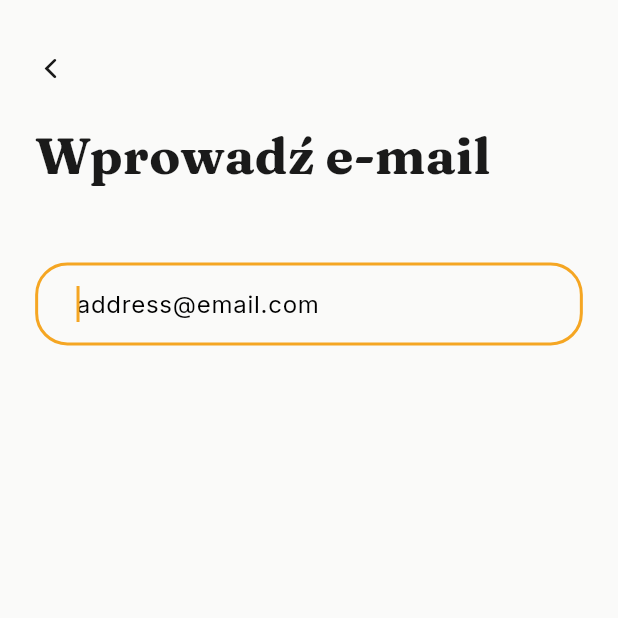
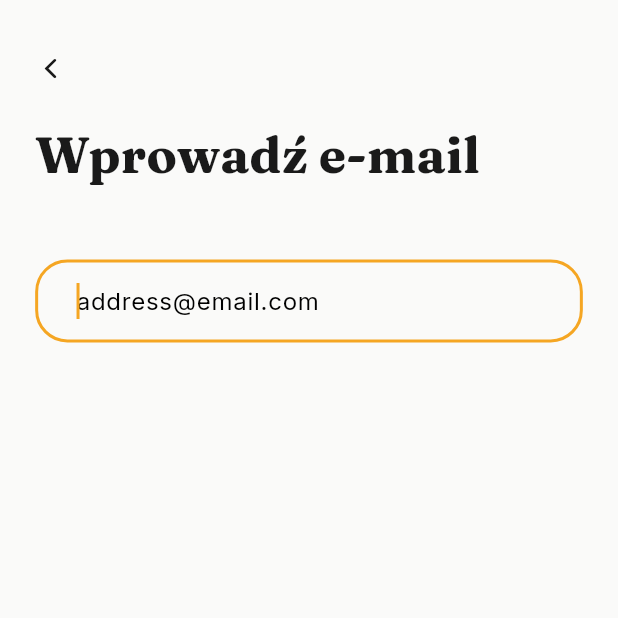
Before and after one commit to wSBMichalee/BrewDNA, a Flutter app: the AuthEmailFlowScreen screen opened by its route, on a phone screen of 412 x 824 dp, the top half of it. Run offline on Flutter 3.47's test engine with Material 3 defaults, Android fonts, the phone set to English and light mode, and no system bars; our stand-ins replace cached_network_image, camera, connectivity_plus, flutter_animate, flutter_bloc, flutter_dotenv and 10 more; missing offline and left inert: adaptive_platform_ui, countries_world_map, gal; accounts and stored records are empty; network calls fail.

Commit message:
fix: restore global font scaling, dynamic hero image, dynamic step counter

```diff
--- a/lib/core/theme/app_theme.dart
+++ b/lib/core/theme/app_theme.dart
@@ -43,89 +43,89 @@ class AppTypography {
   static TextStyle get brandDisplay => TextStyle(
     fontFamily: 'Fraunces',
     fontWeight: FontWeight.w700,
-    fontSize: 40,
+    fontSize: 40.sp,
   );
 
   static TextStyle get pageHeadline => TextStyle(
     fontFamily: 'Fraunces',
     fontWeight: FontWeight.w700,
-    fontSize: 34,
+    fontSize: 34.sp,
     color: AppColors.label,
   );
 
   static TextStyle get largeTitle => TextStyle(
     fontFamily: fontFamily,
-    fontSize: 34,
+    fontSize: 34.sp,
     fontWeight: FontWeight.w700,
     color: AppColors.label,
   );
 
   static TextStyle get title1 => TextStyle(
     fontFamily: fontFamily,
-    fontSize: 28,
+    fontSize: 28.sp,
     fontWeight: FontWeight.w700,
     color: AppColors.label,
   );
 
   static TextStyle get title2 => TextStyle(
     fontFamily: fontFamily,
-    fontSize: 22,
+    fontSize: 22.sp,
     fontWeight: FontWeight.w700,
     color: AppColors.label,
   );
 
   static TextStyle get title3 => TextStyle(
     fontFamily: fontFamily,
-    fontSize: 20,
+    fontSize: 20.sp,
     fontWeight: FontWeight.w600,
     color: AppColors.label,
   );
 
   static TextStyle get headline => TextStyle(
     fontFamily: fontFamily,
-    fontSize: 17,
+    fontSize: 17.sp,
     fontWeight: FontWeight.w600,
     color: AppColors.label,
   );
 
   static TextStyle get body => TextStyle(
     fontFamily: fontFamily,
-    fontSize: 17,
+    fontSize: 17.sp,
     fontWeight: FontWeight.w400,
     color: AppColors.label,
   );
 
   static TextStyle get subhead => TextStyle(
     fontFamily: fontFamily,
-    fontSize: 15,
+    fontSize: 15.sp,
     fontWeight: FontWeight.w400,
     color: AppColors.label,
   );
 
   static TextStyle get footnote => TextStyle(
     fontFamily: fontFamily,
-    fontSize: 13,
+    fontSize: 13.sp,
     fontWeight: FontWeight.w400,
     color: AppColors.label,
   );
 
   static TextStyle get caption => TextStyle(
     fontFamily: fontFamily,
-    fontSize: 12,
+    fontSize: 12.sp,
     fontWeight: FontWeight.w400,
     color: AppColors.label,
   );
 
   static TextStyle get linkCaption => TextStyle(
     fontFamily: fontFamily,
-    fontSize: 15,
+    fontSize: 15.sp,
     fontWeight: FontWeight.w400,
     color: AppColors.labelSecondary,
   );
 
   static TextStyle get linkCaptionBold => TextStyle(
     fontFamily: fontFamily,
-    fontSize: 15,
+    fontSize: 15.sp,
     fontWeight: FontWeight.w600,
     color: AppColors.accent,
   );
--- a/lib/features/onboarding/presentation/screens/onboarding_screen.dart
+++ b/lib/features/onboarding/presentation/screens/onboarding_screen.dart
@@ -136,6 +136,7 @@ class _OnboardingViewState extends State<_OnboardingView> {
                       // Page 0: Q1
                       QuizQuestionPage(
                         step: 1,
+                        totalSteps: 6,
                         question: AppLocalizations.of(context)!.onboardingQ1Title,
                         subtitle: AppLocalizations.of(context)!.onboardingQ1Subtitle,
                         imageUrl:
@@ -152,6 +153,7 @@ class _OnboardingViewState extends State<_OnboardingView> {
                       // Page 1: Q2
                       QuizQuestionPage(
                         step: 2,
+                        totalSteps: 6,
                         question: AppLocalizations.of(context)!.onboardingQ2Title,
                         subtitle: AppLocalizations.of(context)!.onboardingQ2Subtitle,
                         imageUrl:
@@ -170,6 +172,7 @@ class _OnboardingViewState extends State<_OnboardingView> {
                       // Page 2: Q3
                       QuizQuestionPage(
                         step: 3,
+                        totalSteps: 6,
                         question: AppLocalizations.of(context)!.onboardingQ3Title,
                         subtitle: AppLocalizations.of(context)!.onboardingQ3Subtitle,
                         imageUrl:
--- a/lib/features/onboarding/presentation/widgets/quiz_question_page.dart
+++ b/lib/features/onboarding/presentation/widgets/quiz_question_page.dart
@@ -11,6 +11,7 @@ import '../../../../core/widgets/app_button.dart';
 
 class QuizQuestionPage extends StatelessWidget {
   final int step;
+  final int totalSteps;
   final String question;
   final String subtitle;
   final String imageUrl;
@@ -25,6 +26,7 @@ class QuizQuestionPage extends StatelessWidget {
   const QuizQuestionPage({
     super.key,
     required this.step,
+    required this.totalSteps,
     required this.question,
     required this.subtitle,
     required this.imageUrl,
@@ -47,7 +49,7 @@ class QuizQuestionPage extends StatelessWidget {
         children: [
           SizedBox(height: AppSpacings.s32),
           Text(
-            AppLocalizations.of(context)!.onboardingStep(step.toString(), '6'),
+            AppLocalizations.of(context)!.onboardingStep(step.toString(), totalSteps.toString()),
             style: AppTypography.caption.copyWith(
               color: AppColors.accent,
               fontWeight: FontWeight.w700,
```
Also changed, not shown: lib/features/onboarding/presentation/screens/hook_screen.dart (+8 -4 lines).
